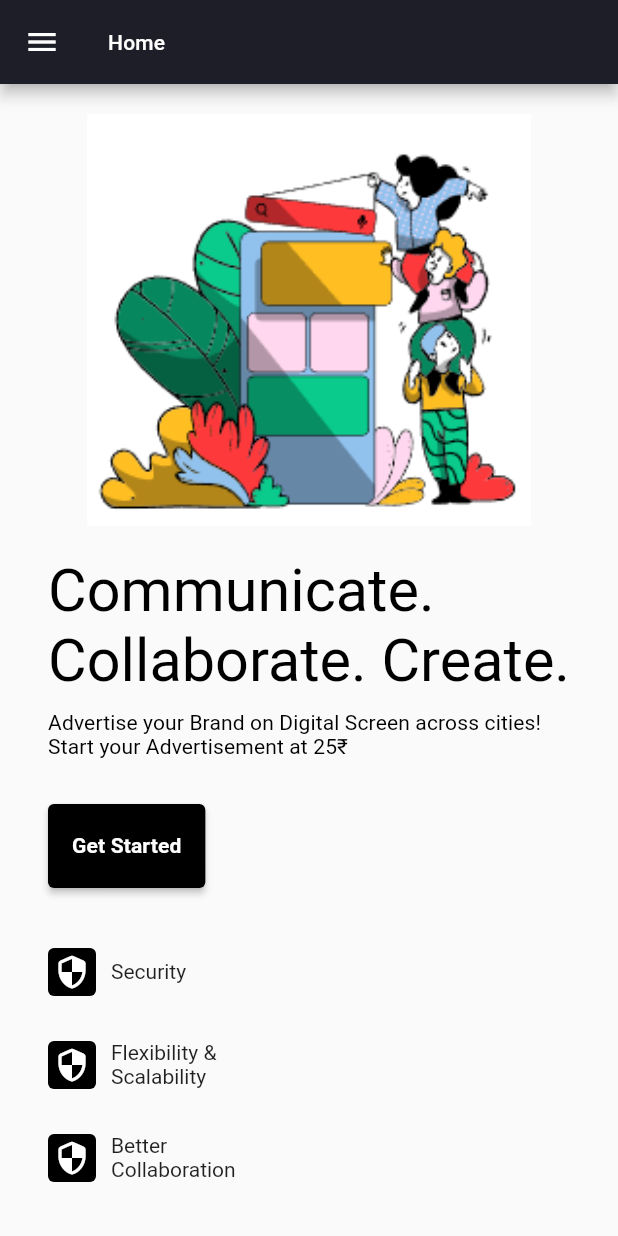
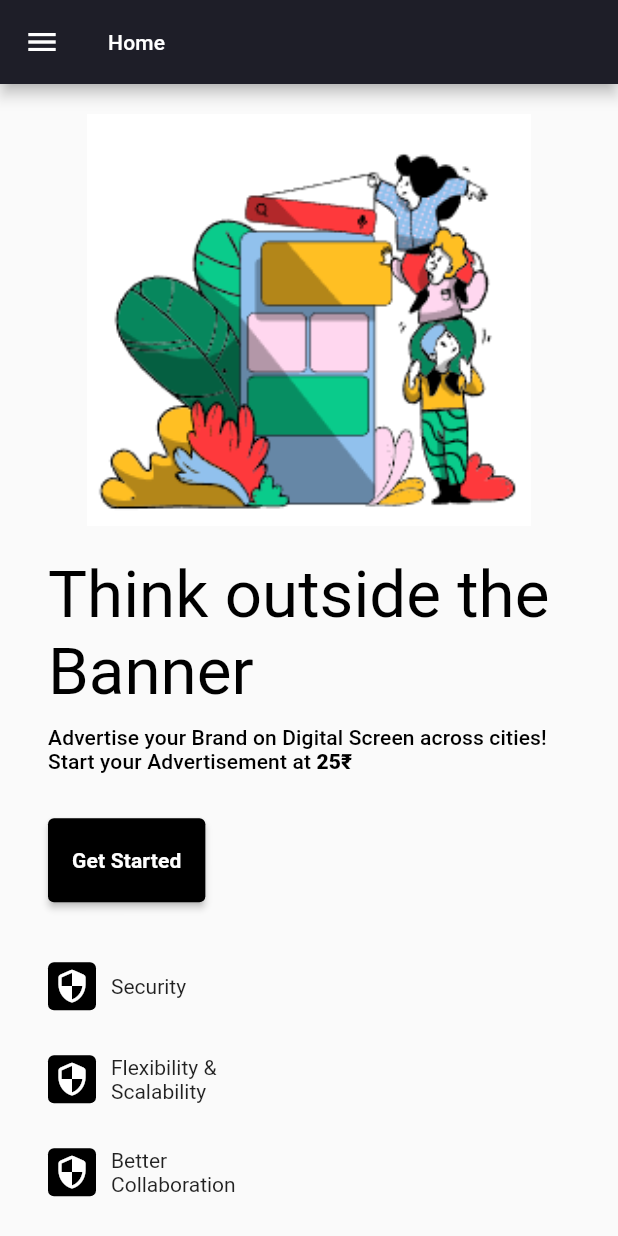
Before and after one commit to GauthamAsir/fly_ads_demo1, a Flutter app: the screen it shows after launch, after a tap on "Get Started", on a phone screen of 412 x 824 dp. Run offline on Flutter 3.47's test engine with Material 2 defaults, Android fonts, the phone set to English and light mode, and no system bars; our stand-ins replace cached_network_image, cloud_firestore, firebase_auth, firebase_core, firebase_storage, image_picker and 1 more; missing offline and left inert: latlng, map; accounts and stored records are empty; key blocks and very long unbroken strings in the code were emptied for the run.

Commit message:
Update...
Signed-off-by: Gautham <gauthamnadar12@gmail.com>

```diff
--- a/lib/screens/dashboard/components/menu_items.dart
+++ b/lib/screens/dashboard/components/menu_items.dart
@@ -8,8 +8,13 @@ import 'package:fly_ads_demo1/utils/utils.dart';
 class MenuItems extends StatelessWidget {
   final int? selectedIndex;
   final Function onPressed;
+  final VoidCallback onLogOutPressed;
 
-  const MenuItems({Key? key, this.selectedIndex = 0, required this.onPressed})
+  const MenuItems(
+      {Key? key,
+      this.selectedIndex = 0,
+      required this.onPressed,
+      required this.onLogOutPressed})
       : super(key: key);
 
   @override
@@ -33,15 +38,15 @@ class MenuItems extends StatelessWidget {
               _button(context, index: 0, btName: 'Home', onPressed: () {
                 onPressed(0);
               }),
-              _button(context, index: 1, btName: 'Products', onPressed: () {
+              _button(context, index: 1, btName: 'Services', onPressed: () {
                 onPressed(1);
               }),
               _button(context, index: 2, btName: 'Pricing', onPressed: () {
                 onPressed(2);
               }),
-              _button(context, index: 3, btName: 'Contact', onPressed: () {
-                onPressed(3);
-              }),
+              // _button(context, index: 3, btName: 'Contact', onPressed: () {
+              //   onPressed(3);
+              // }),
               const SizedBox(
                 height: 10,
               ),
@@ -64,15 +69,15 @@ class MenuItems extends StatelessWidget {
           _button(context, index: 0, btName: 'Home', onPressed: () {
             onPressed(0);
           }),
-          _button(context, index: 1, btName: 'Products', onPressed: () {
+          _button(context, index: 1, btName: 'Services', onPressed: () {
             onPressed(1);
           }),
           _button(context, index: 2, btName: 'Pricing', onPressed: () {
             onPressed(2);
           }),
-          _button(context, index: 3, btName: 'Contact', onPressed: () {
-            onPressed(3);
-          }),
+          // _button(context, index: 3, btName: 'Contact', onPressed: () {
+          //   onPressed(3);
+          // }),
           _buildProfile(context),
         ],
       ),
@@ -188,7 +193,10 @@ class MenuItems extends StatelessWidget {
       {required VoidCallback onPressed, bool publishAD = false}) {
     return Padding(
       padding: const EdgeInsets.symmetric(horizontal: 8),
-      child: ElevatedButton(
+      child: Row(
+        mainAxisSize: MainAxisSize.min,
+        children: [
+          ElevatedButton(
               style: ElevatedButton.styleFrom(),
               onPressed: onPressed,
               child: Text(
@@ -198,6 +206,31 @@ class MenuItems extends StatelessWidget {
                     .subtitle2!
                     .copyWith(fontWeight: FontWeight.w600),
               )),
+          AnimatedSwitcher(
+            duration: const Duration(milliseconds: 300),
+            child: publishAD
+                ? Row(
+                    mainAxisSize: MainAxisSize.min,
+                    children: [
+                      const SizedBox(
+                        width: 20,
+                      ),
+                      ElevatedButton(
+                          style: ElevatedButton.styleFrom(),
+                          onPressed: onLogOutPressed,
+                          child: Text(
+                            'Log Out',
+                            style: Theme.of(context)
+                                .textTheme
+                                .subtitle2!
+                                .copyWith(fontWeight: FontWeight.w600),
+                          )),
+                    ],
+                  )
+                : Container(),
+          )
+        ],
+      ),
     );
   }
 
@@ -249,7 +282,7 @@ class MenuItems extends StatelessWidget {
     return Row(
       children: [
         const Icon(
-          Icons.electric_bike_rounded,
+          Icons.flight_rounded,
           size: 40,
         ),
         const SizedBox(
@@ -260,7 +293,7 @@ class MenuItems extends StatelessWidget {
           crossAxisAlignment: CrossAxisAlignment.start,
           children: [
             Flexible(
-              child: Text('Fly Ads',
+              child: Text('FlyAds',
                   style: Theme.of(context)
                       .textTheme
                       .subtitle2!
--- a/lib/screens/dashboard/dashboard_screen.dart
+++ b/lib/screens/dashboard/dashboard_screen.dart
@@ -1,7 +1,7 @@
 import 'dart:developer';
+import 'dart:math' as math;
 
 import 'package:flutter/material.dart';
-import 'package:fly_ads_demo1/screens/contact/contact_screen.dart';
 import 'package:fly_ads_demo1/screens/dashboard/components/menu_items.dart';
 import 'package:fly_ads_demo1/screens/fly_dashboard/fly_ads_dashboard.dart';
 import 'package:fly_ads_demo1/screens/home/home.dart';
@@ -26,6 +26,8 @@ class _DashboardState extends State<Dashboard> {
   bool showAuthWidget = false, showLogin = true;
 
   List titleNames = ['Home', 'Service', 'Pricing', 'Contact'];
+
+  math.Random random = math.Random();
 
   AuthenticationHelper authenticationHelper = AuthenticationHelper();
 
@@ -72,6 +74,10 @@ class _DashboardState extends State<Dashboard> {
           drawer: Responsive.isDesktop(context)
               ? null
               : MenuItems(
+              onLogOutPressed: () async {
+                await AuthenticationHelper().signOut();
+                setState(() {});
+              },
               onPressed: (int index) {
                 log('message: ' + index.toString());
 
@@ -106,6 +112,10 @@ class _DashboardState extends State<Dashboard> {
                     child: Container(
                       color: _currentIndex == 2 ? secondaryColor : null,
                       child: MenuItems(
+                        onLogOutPressed: () async {
+                          await AuthenticationHelper().signOut();
+                          setState(() {});
+                        },
                         onPressed: (int index) {
                           log('message: ' + index.toString());
 
@@ -293,10 +303,10 @@ class _DashboardState extends State<Dashboard> {
         return const PricingScreen(
           key: ValueKey(2),
         );
-      case 3:
-        return const ContactScreen(
-          key: ValueKey(3),
-        );
+      // case 3:
+      //   return const ContactScreen(
+      //     key: ValueKey(3),
+      //   );
       default:
         return const HomeScreen(
           key: ValueKey(0),
--- a/lib/screens/home/home.dart
+++ b/lib/screens/home/home.dart
@@ -44,19 +44,27 @@ class HomeScreen extends StatelessWidget {
                           ? MediaQuery.of(context).size.width / 2.6
                           : MediaQuery.of(context).size.width,
                       child: Responsive(
-                        desktop: Text(
-                          'Communicate.\nCollaborate. Create.',
-                          style: Theme.of(context).textTheme.headline3!.copyWith(
-                              fontWeight: FontWeight.w400, color: Colors.black),
+                        desktop: SelectableText(
+                          'Think outside the \nBanner',
+                          style: Theme.of(context)
+                              .textTheme
+                              .headline3!
+                              .copyWith(
+                                  fontWeight: FontWeight.w400,
+                                  color: Colors.black),
                         ),
-                        tablet: Text(
-                          'Communicate.\nCollaborate. Create.',
-                          style: Theme.of(context).textTheme.headline3!.copyWith(
-                              fontWeight: FontWeight.w400, color: Colors.black),
+                        tablet: SelectableText(
+                          'Think outside the \nBanner',
+                          style: Theme.of(context)
+                              .textTheme
+                              .headline3!
+                              .copyWith(
+                                  fontWeight: FontWeight.w400,
+                                  color: Colors.black),
                         ),
                         mobileLarge: FittedBox(
-                          child: Text(
-                            'Communicate.\nCollaborate. Create.',
+                          child: SelectableText(
+                            'Think outside the \nBanner',
                             style: Theme.of(context)
                                 .textTheme
                                 .headline3!
@@ -66,8 +74,8 @@ class HomeScreen extends StatelessWidget {
                           ),
                         ),
                         mobile: FittedBox(
-                          child: Text(
-                            'Communicate.\nCollaborate. Create.',
+                          child: SelectableText(
+                            'Think outside the \nBanner',
                             style: Theme.of(context)
                                 .textTheme
                                 .headline3!
@@ -85,13 +93,24 @@ class HomeScreen extends StatelessWidget {
                       width: Responsive.isTablet(context)
                           ? MediaQuery.of(context).size.width / 2.6
                           : MediaQuery.of(context).size.width,
-                      child: Text(
-                        'Advertise your Brand on Digital Screen across cities!\nStart your Advertisement at 25₹',
-                        style: Responsive.isDesktop(context)
-                            ? Theme.of(context).textTheme.subtitle1!.copyWith(
-                                fontWeight: FontWeight.w400, color: Colors.black)
-                            : Theme.of(context).textTheme.subtitle2!.copyWith(
-                                fontWeight: FontWeight.w400, color: Colors.black),
+                      child: RichText(
+                        text: TextSpan(
+                          children: const [
+                            TextSpan(
+                                text:
+                                    'Advertise your Brand on Digital Screen across cities!\nStart your Advertisement at '),
+                            TextSpan(
+                                text: '25₹',
+                                style: TextStyle(fontWeight: FontWeight.w900))
+                          ],
+                          style: Responsive.isDesktop(context)
+                              ? Theme.of(context).textTheme.subtitle1!.copyWith(
+                                  fontWeight: FontWeight.w500,
+                                  color: Colors.black)
+                              : Theme.of(context).textTheme.subtitle2!.copyWith(
+                                  fontWeight: FontWeight.w500,
+                                  color: Colors.black),
+                        ),
                       ),
                     ),
                     const SizedBox(
@@ -105,8 +124,12 @@ class HomeScreen extends StatelessWidget {
                                 vertical: 20, horizontal: 16)),
                         child: Text(
                           'Get Started',
-                          style: Theme.of(context).textTheme.subtitle2!.copyWith(
-                              color: Colors.white, fontWeight: FontWeight.w600),
+                          style: Theme.of(context)
+                              .textTheme
+                              .subtitle2!
+                              .copyWith(
+                                  color: Colors.white,
+                                  fontWeight: FontWeight.w600),
                         )),
                     const SizedBox(
                       height: 40,
@@ -161,7 +184,8 @@ class HomeScreen extends StatelessWidget {
                         )),
                   ],
                 ),
-                if (Responsive.isDesktop(context) || Responsive.isTablet(context))
+                if (Responsive.isDesktop(context) ||
+                    Responsive.isTablet(context))
                   Align(
                       alignment: Alignment.centerRight,
                       child: Image.asset(
@@ -181,7 +205,8 @@ class HomeScreen extends StatelessWidget {
             padding: EdgeInsets.symmetric(
                 horizontal: Responsive.isDesktop(context)
                     ? MediaQuery.of(context).size.width / 10
-                    : 32, vertical: MediaQuery.of(context).size.height / 10),
+                    : 32,
+                vertical: MediaQuery.of(context).size.height / 10),
             decoration: BoxDecoration(color: appPrimaryColor),
             child: Responsive(
               mobile: Column(
@@ -218,24 +243,26 @@ class HomeScreen extends StatelessWidget {
                     child: Text(
                       'With the Right Software, Great Things Can Happen',
                       maxLines: 10,
-                      style: Theme.of(context)
-                          .textTheme
-                          .headline4!
-                          .copyWith(fontWeight: FontWeight.w500, color: Colors.black,
+                      style: Theme.of(context).textTheme.headline4!.copyWith(
+                          fontWeight: FontWeight.w500,
+                          color: Colors.black,
                           overflow: TextOverflow.ellipsis),
                     ),
                   ),
-                  const SizedBox(width: 20,),
+                  const SizedBox(
+                    width: 20,
+                  ),
                   SizedBox(
                     width: MediaQuery.of(context).size.width / 3,
                     child: Text(
                       sampleShortText,
                       maxLines: 10,
-                      style: Theme.of(context)
-                          .textTheme
-                          .subtitle2!
-                          .copyWith(fontWeight: FontWeight.w500, color: Colors.black,
-                          overflow: TextOverflow.ellipsis, letterSpacing: 1.5, height: 1.5),
+                      style: Theme.of(context).textTheme.subtitle2!.copyWith(
+                          fontWeight: FontWeight.w500,
+                          color: Colors.black,
+                          overflow: TextOverflow.ellipsis,
+                          letterSpacing: 1.5,
+                          height: 1.5),
                     ),
                   )
                 ],
--- a/pubspec.yaml
+++ b/pubspec.yaml
@@ -37,7 +37,7 @@ dependencies:
 
   map:
   latlng:
-  cached_network_image:
+  cached_network_image: ^3.2.1
 
   google_maps_flutter:
 
```
Also changed, not shown: lib/screens/payment/payment_summary.dart (+28 -0 lines), lib/screens/products/products_screen.dart (+85 -58 lines), pubspec.lock. Lines whose indentation alone changed are shown as unchanged.
